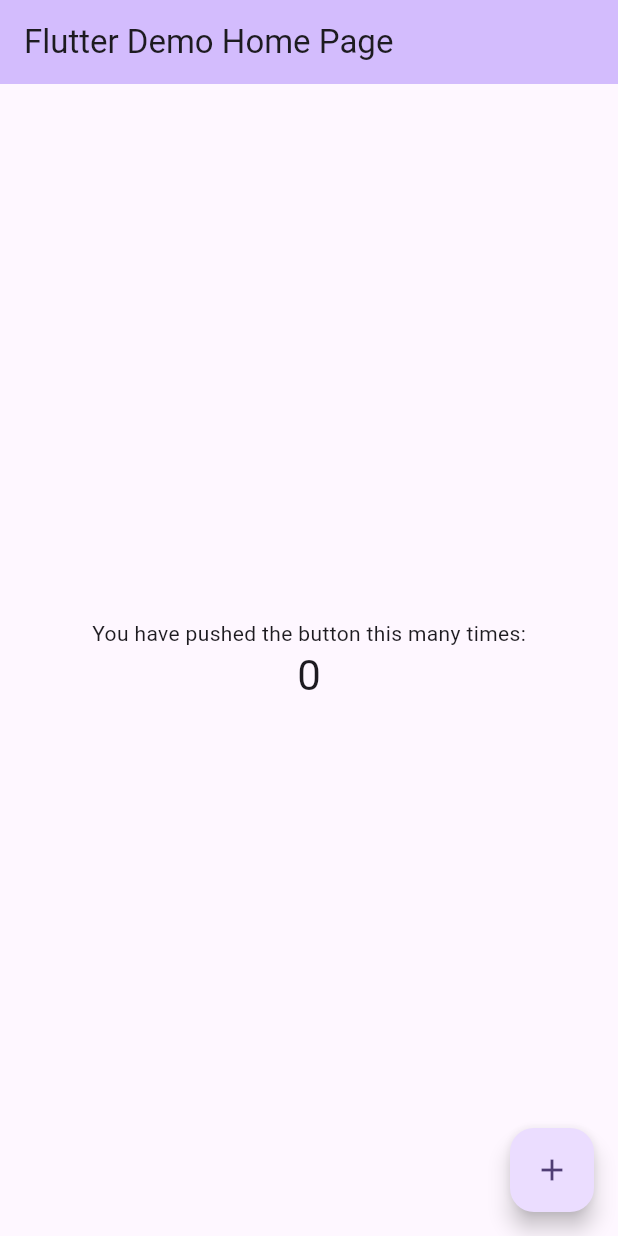
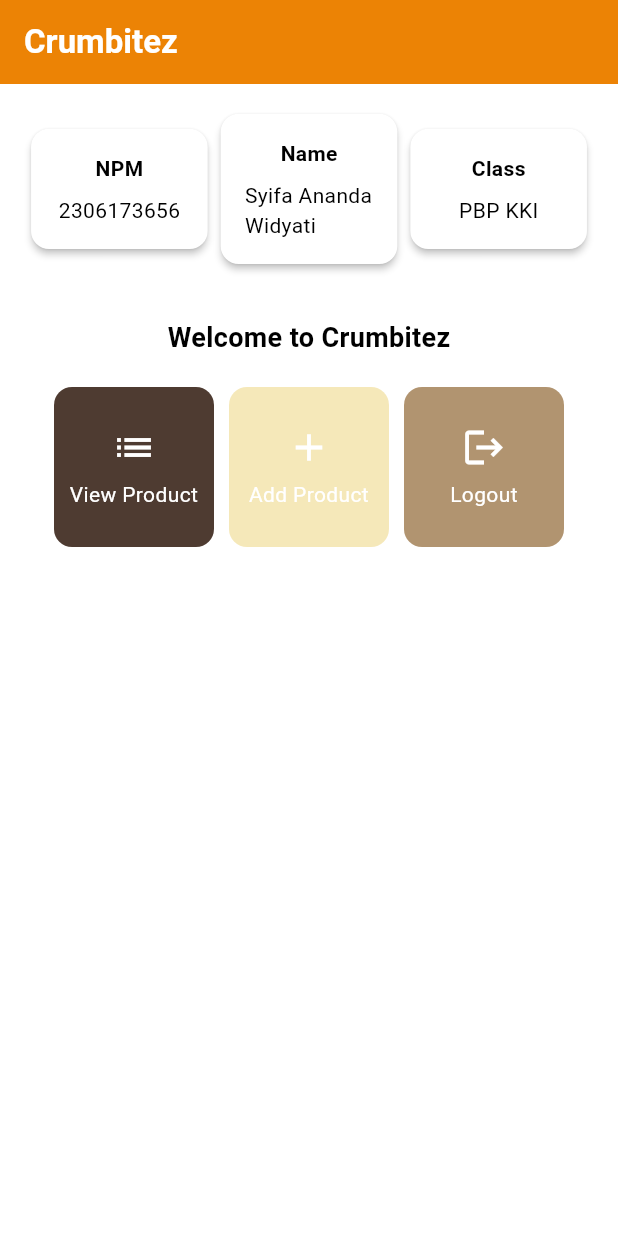
Before and after one commit to syifa-ananda/crumbitez-mobile, a Flutter app: the screen it shows after launch, on a phone screen of 412 x 824 dp. Run offline on Flutter 3.47's test engine with Material 3 defaults, Android fonts, the phone set to English and light mode, and no system bars.

Commit message:
Finished assignment 7

```diff
--- a/lib/main.dart
+++ b/lib/main.dart
@@ -1,4 +1,5 @@
 import 'package:flutter/material.dart';
+import 'package:crumbitez/menu.dart';
 
 void main() {
   runApp(const MyApp());
@@ -11,7 +12,7 @@
   @override
   Widget build(BuildContext context) {
     return MaterialApp(
-      title: 'Flutter Demo',
+      title: 'Crumbitez',
       theme: ThemeData(
         // This is the theme of your application.
         //
@@ -28,98 +29,11 @@
         //
         // This works for code too, not just values: Most code changes can be
         // tested with just a hot reload.
-        colorScheme: ColorScheme.fromSeed(seedColor: Colors.deepPurple),
-        useMaterial3: true,
+        colorScheme: ColorScheme.fromSwatch(
+              primarySwatch: Colors.deepPurple,
+        ).copyWith(secondary: Colors.deepPurple[400]),
       ),
-      home: const MyHomePage(title: 'Flutter Demo Home Page'),
+      home:  MyHomePage(),
     );
   }
 }
-
-class MyHomePage extends StatefulWidget {
-  const MyHomePage({super.key, required this.title});
-
-  // This widget is the home page of your application. It is stateful, meaning
-  // that it has a State object (defined below) that contains fields that affect
-  // how it looks.
-
-  // This class is the configuration for the state. It holds the values (in this
-  // case the title) provided by the parent (in this case the App widget) and
-  // used by the build method of the State. Fields in a Widget subclass are
-  // always marked "final".
-
-  final String title;
-
-  @override
-  State<MyHomePage> createState() => _MyHomePageState();
-}
-
-class _MyHomePageState extends State<MyHomePage> {
-  int _counter = 0;
-
-  void _incrementCounter() {
-    setState(() {
-      // This call to setState tells the Flutter framework that something has
-      // changed in this State, which causes it to rerun the build method below
-      // so that the display can reflect the updated values. If we changed
-      // _counter without calling setState(), then the build method would not be
-      // called again, and so nothing would appear to happen.
-      _counter++;
-    });
-  }
-
-  @override
-  Widget build(BuildContext context) {
-    // This method is rerun every time setState is called, for instance as done
-    // by the _incrementCounter method above.
-    //
-    // The Flutter framework has been optimized to make rerunning build methods
-    // fast, so that you can just rebuild anything that needs updating rather
-    // than having to individually change instances of widgets.
-    return Scaffold(
-      appBar: AppBar(
-        // TRY THIS: Try changing the color here to a specific color (to
-        // Colors.amber, perhaps?) and trigger a hot reload to see the AppBar
-        // change color while the other colors stay the same.
-        backgroundColor: Theme.of(context).colorScheme.inversePrimary,
-        // Here we take the value from the MyHomePage object that was created by
-        // the App.build method, and use it to set our appbar title.
-        title: Text(widget.title),
-      ),
-      body: Center(
-        // Center is a layout widget. It takes a single child and positions it
-        // in the middle of the parent.
-        child: Column(
-          // Column is also a layout widget. It takes a list of children and
-          // arranges them vertically. By default, it sizes itself to fit its
-          // children horizontally, and tries to be as tall as its parent.
-          //
-          // Column has various properties to control how it sizes itself and
-          // how it positions its children. Here we use mainAxisAlignment to
-          // center the children vertically; the main axis here is the vertical
-          // axis because Columns are vertical (the cross axis would be
-          // horizontal).
-          //
-          // TRY THIS: Invoke "debug painting" (choose the "Toggle Debug Paint"
-          // action in the IDE, or press "p" in the console), to see the
-          // wireframe for each widget.
-          mainAxisAlignment: MainAxisAlignment.center,
-          children: <Widget>[
-            const Text(
-              'You have pushed the button this many times:',
-            ),
-            Text(
-              '$_counter',
-              style: Theme.of(context).textTheme.headlineMedium,
-            ),
-          ],
-        ),
-      ),
-      floatingActionButton: FloatingActionButton(
-        onPressed: _incrementCounter,
-        tooltip: 'Increment',
-        child: const Icon(Icons.add),
-      ), // This trailing comma makes auto-formatting nicer for build methods.
-    );
-  }
-}
--- /dev/null
+++ b/lib/menu.dart
@@ -0,0 +1,187 @@
+import 'package:flutter/material.dart';
+
+class MyHomePage extends StatelessWidget {
+    final String npm = '2306173656'; // NPM
+    final String name = 'Syifa Ananda Widyati'; // Name
+    final String className = 'PBP KKI'; // Class
+    final List<ItemHomepage> items = [
+         ItemHomepage("View Product", Icons.list, Color(0xFF4E3B31)),
+         ItemHomepage("Add Product", Icons.add, Color(0xFFF5E8B9)),
+         ItemHomepage("Logout", Icons.logout, Color(0xFFB19470)),
+     ];
+    MyHomePage({super.key});
+
+    @override
+    Widget build(BuildContext context) {
+      // Scaffold provides the basic structure of the page with the AppBar and body.
+      return Scaffold(
+        // AppBar is the top part of the page that displays the title.
+        appBar: AppBar(
+          // The title of the application "crumbitez" with white text and bold font.
+          title: const Text(
+            'Crumbitez',
+            style: TextStyle(
+              color: Colors.white,
+              fontWeight: FontWeight.bold,
+            ),
+          ),
+          // The background color of the AppBar is obtained from the application theme color scheme.
+          backgroundColor: Color(0xFFEC8305),
+        ),
+        // Body of the page with paddings around it.
+        body: Padding(
+          padding: const EdgeInsets.all(16.0),
+          // Place the widget vertically in a column.
+          child: Column(
+            crossAxisAlignment: CrossAxisAlignment.center,
+            children: [
+              // Row to display 3 InfoCard horizontally.
+              Row(
+                mainAxisAlignment: MainAxisAlignment.spaceEvenly,
+                children: [
+                  InfoCard(title: 'NPM', content: npm),
+                  InfoCard(title: 'Name', content: name),
+                  InfoCard(title: 'Class', content: className),
+                ],
+              ),
+
+              // Give a vertical space of 16 units.
+              const SizedBox(height: 16.0),
+
+              // Place the following widget in the center of the page.
+              Center(
+                child: Column(
+                  // Place the text and grid item vertically.
+
+                  children: [
+                    // Display the welcome message with bold font and size 18.
+                    const Padding(
+                      padding: EdgeInsets.only(top: 16.0),
+                      child: Text(
+                        'Welcome to Crumbitez',
+                        style: TextStyle(
+                          fontWeight: FontWeight.bold,
+                          fontSize: 18.0,
+                        ),
+                      ),
+                    ),
+
+                    // Grid to display ItemCard in a 3 column grid.
+                    GridView.count(
+                      primary: true,
+                      padding: const EdgeInsets.all(20),
+                      crossAxisSpacing: 10,
+                      mainAxisSpacing: 10,
+                      crossAxisCount: 3,
+                      // To ensure that the grid fits its height.
+                      shrinkWrap: true,
+
+                      // Display ItemCard for each item in the items list.
+                      children: items.map((ItemHomepage item) {
+                        return ItemCard(item);
+                      }).toList(),
+                    ),
+                  ],
+                ),
+              ),
+            ],
+          ),
+        ),
+      );
+    }
+  }
+
+
+class InfoCard extends StatelessWidget {
+  // Card information that displays the title and content.
+
+  final String title;  // Card title.
+  final String content;  // Card content.
+
+  const InfoCard({super.key, required this.title, required this.content});
+
+  @override
+  Widget build(BuildContext context) {
+    return Card(
+      // Create a card box with a shadow.
+      elevation: 2.0,
+      child: Container(
+        // Set the size and spacing within the card.
+        width: MediaQuery.of(context).size.width / 3.5, // Adjust with the width of the device used.
+        padding: const EdgeInsets.all(16.0),
+        // Place the title and content vertically.
+        child: Column(
+          children: [
+            Text(
+              title,
+              style: const TextStyle(fontWeight: FontWeight.bold),
+            ),
+            const SizedBox(height: 8.0),
+            Text(content),
+          ],
+        ),
+      ),
+    );
+  }
+}
+
+class ItemHomepage {
+     final String name;
+     final IconData icon;
+     final Color color;
+
+     ItemHomepage(this.name, this.icon, this.color);
+ }
+
+class ItemCard extends StatelessWidget {
+  // Display the card with an icon and name.
+
+  final ItemHomepage item;
+
+  const ItemCard(this.item, {super.key});
+
+  @override
+  Widget build(BuildContext context) {
+    return Material(
+      // Specify the background color of the application theme.
+      color: item.color,
+      // Round the card border.
+      borderRadius: BorderRadius.circular(12),
+
+      child: InkWell(
+        // Action when the card is pressed.
+        onTap: () {
+          // Display the SnackBar message when the card is pressed.
+          ScaffoldMessenger.of(context)
+            ..hideCurrentSnackBar()
+            ..showSnackBar(
+              SnackBar(content: Text("You have pressed the ${item.name} button!"))
+            );
+        },
+        // Container to store the Icon and Text
+        child: Container(
+          padding: const EdgeInsets.all(8),
+          child: Center(
+            child: Column(
+              // Place the Icon and Text in the center of the card.
+              mainAxisAlignment: MainAxisAlignment.center,
+              children: [
+                Icon(
+                  item.icon,
+                  color: Colors.white,
+                  size: 30.0,
+                ),
+                const Padding(padding: EdgeInsets.all(3)),
+                Text(
+                  item.name,
+                  textAlign: TextAlign.center,
+                  style: const TextStyle(color: Colors.white),
+                ),
+              ],
+            ),
+          ),
+        ),
+      ),
+    );
+  }
+}
```
Also changed, not shown: 1 other file.
